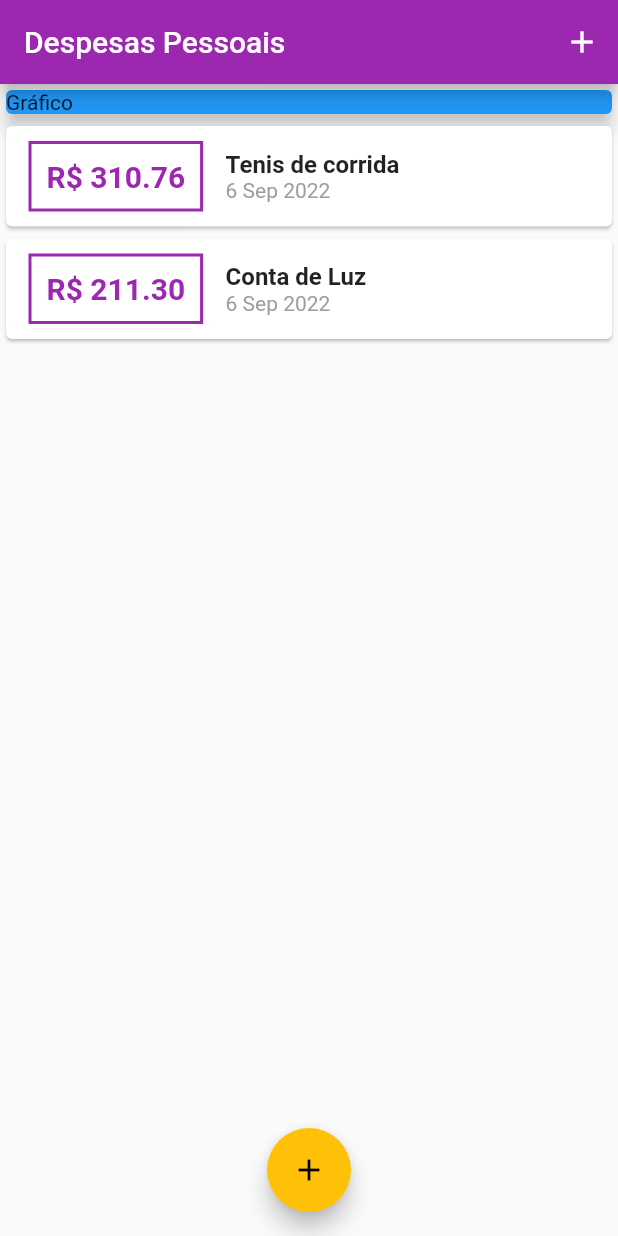
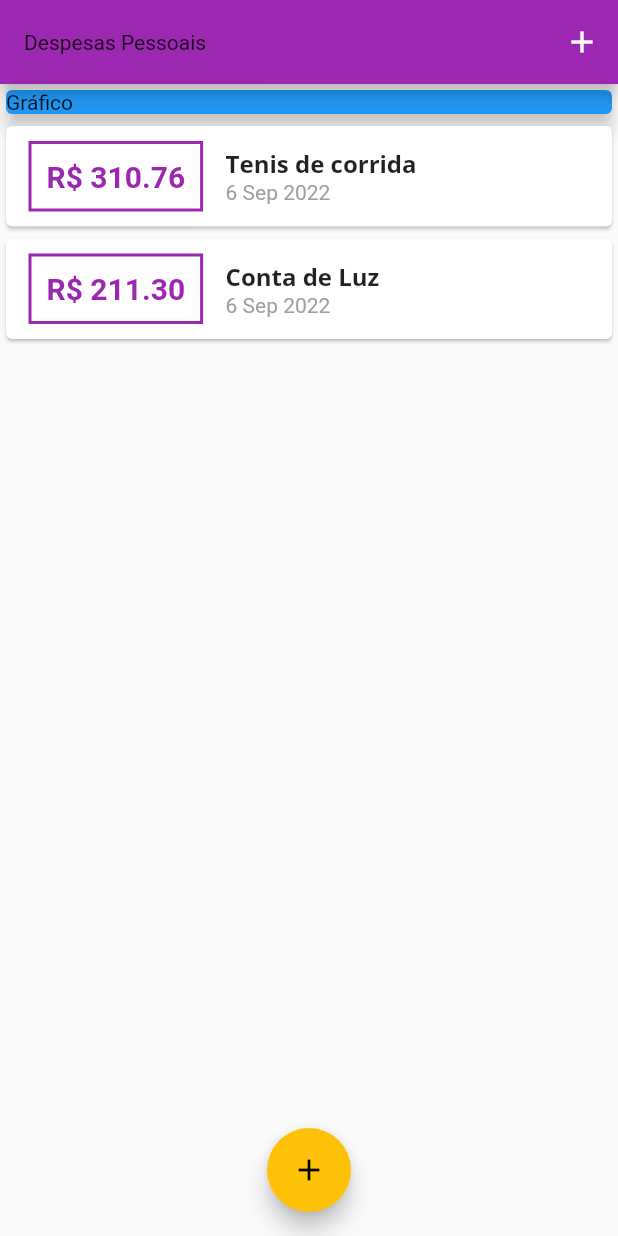
Before and after one commit to Ath0maz/Expensives, a Flutter app: the screen it shows after launch, on a phone screen of 412 x 824 dp. Run offline on Flutter 3.47's test engine with Material 2 defaults, Android fonts, the phone set to English and light mode, and no system bars.

Commit message:
chore:'apply title themes'

```diff
--- a/lib/components/transaction_list.dart
+++ b/lib/components/transaction_list.dart
@@ -49,10 +49,7 @@ class TransactionList extends StatelessWidget {
                   children: <Widget>[
                     Text(
                       tr.title,
-                      style: TextStyle(
-                        fontWeight: FontWeight.bold,
-                        fontSize: 16,
-                      ),
+                      style: Theme.of(context).textTheme.titleMedium,
                     ),
                     Text(
                       DateFormat('d MMM y').format(tr.date),
--- a/lib/main.dart
+++ b/lib/main.dart
@@ -14,10 +14,25 @@ class ExpensesApp extends StatelessWidget {
     return MaterialApp(
       home: MyHomePage(),
       theme: ThemeData(
-        primarySwatch: Colors.purple,
-        accentColor: Colors.amber,
-        //substituir depreciado posteriormente
-      ),
+          primarySwatch: Colors.purple,
+          accentColor: Colors.amber,
+          fontFamily: 'Quicksand',
+          textTheme: ThemeData.light().textTheme.copyWith(
+                titleMedium: TextStyle(
+                  fontFamily: 'OpenSans',
+                  fontSize: 16,
+                  fontWeight: FontWeight.bold,
+                ),
+              ),
+          appBarTheme: AppBarTheme(
+              textTheme: ThemeData.light().textTheme.copyWith(
+                      titleMedium: TextStyle(
+                    fontFamily: 'OpenSans',
+                    fontSize: 20,
+                    fontWeight: FontWeight.bold,
+                  )))
+          //substituir depreciados posteriormente
+          ),
     );
   }
 }
```
